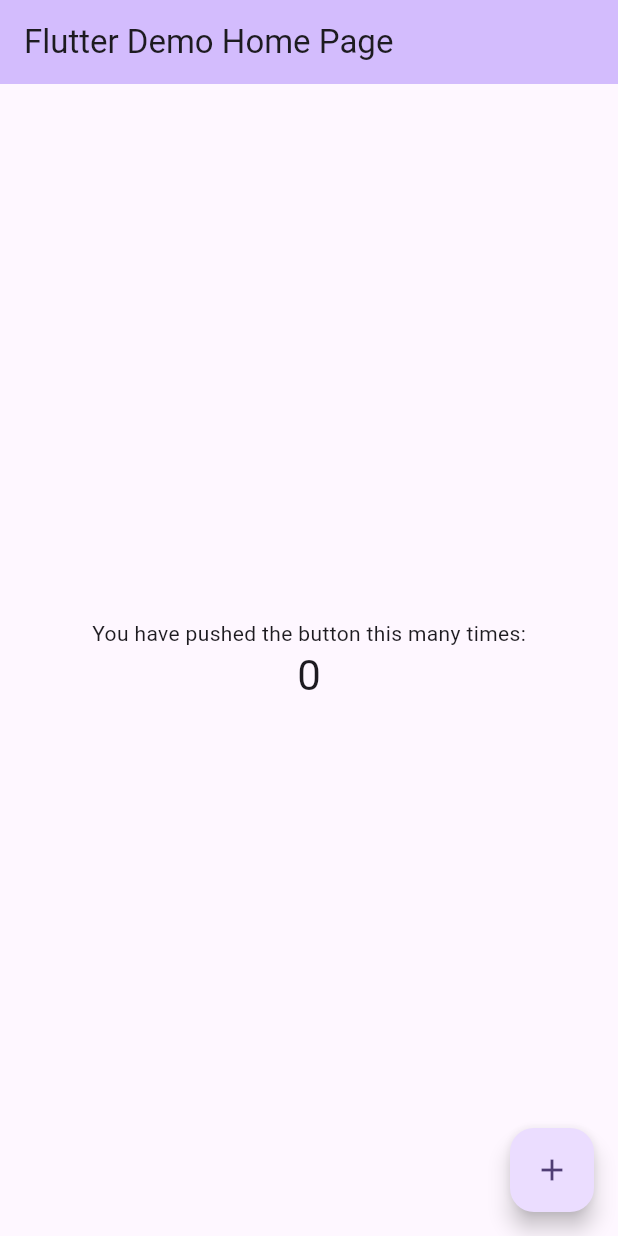
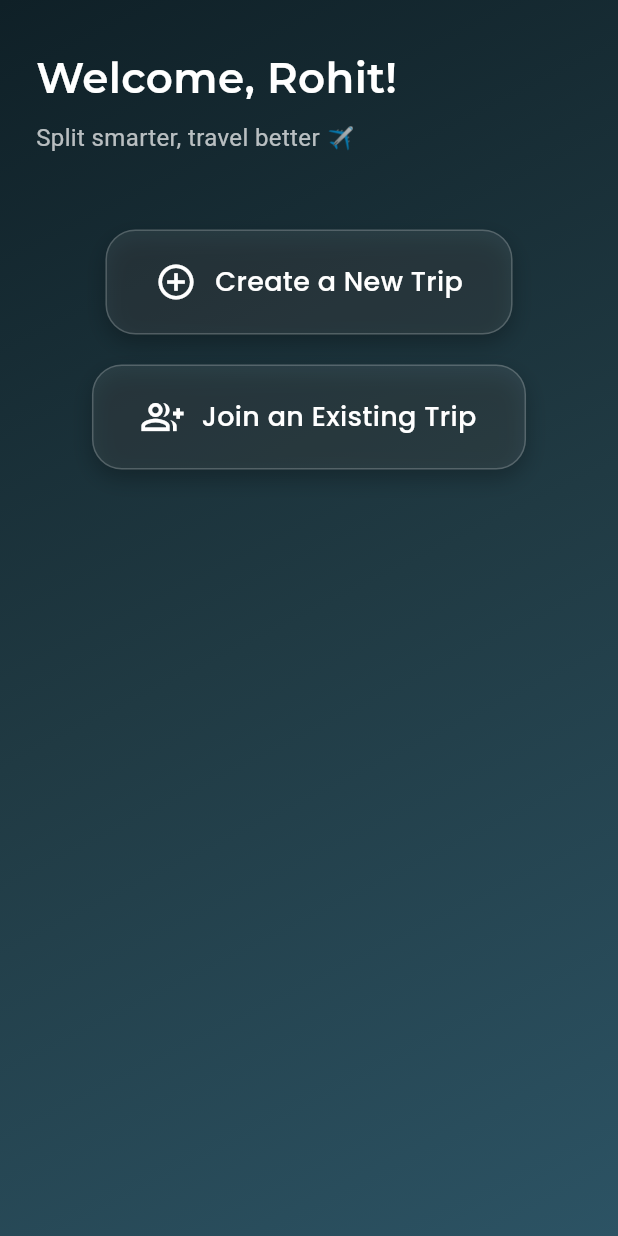
Before and after one commit to rohk30/Own-Splitwise-Copy, a Flutter app: the screen it shows after launch, on a phone screen of 412 x 824 dp. Run offline on Flutter 3.47's test engine with Material 3 defaults, Android fonts, the phone set to English and light mode, and no system bars; our stand-ins replace firebase_core, google_fonts; accounts and stored records are empty.

Commit message:
Step_2.1: Modified versions for compatibility

```diff
--- a/example/own_splitwise_copy_example.dart
+++ /dev/null
@@ -1,6 +0,0 @@
-import 'package:own_splitwise_copy/own_splitwise_copy.dart';
-
-void main() {
-  var awesome = Awesome();
-  print('awesome: ${awesome.isAwesome}');
-}
--- a/lib/main.dart
+++ b/lib/main.dart
@@ -1,5 +1,7 @@
 import 'package:firebase_core/firebase_core.dart';
+import 'package:flutter/cupertino.dart';
 import 'package:flutter/material.dart';
+import 'package:own_splitwise_copy/screens/home_screen.dart';
 
 void main() async {
   WidgetsFlutterBinding.ensureInitialized();
@@ -10,119 +12,20 @@ void main() async {
 class MyApp extends StatelessWidget {
   const MyApp({super.key});
 
-  // This widget is the root of your application.
   @override
   Widget build(BuildContext context) {
     return MaterialApp(
-      title: 'Flutter Demo',
+      title: 'TripSplit',
+      debugShowCheckedModeBanner: false,
       theme: ThemeData(
-        // This is the theme of your application.
-        //
-        // TRY THIS: Try running your application with "flutter run". You'll see
-        // the application has a purple toolbar. Then, without quitting the app,
-        // try changing the seedColor in the colorScheme below to Colors.green
-        // and then invoke "hot reload" (save your changes or press the "hot
-        // reload" button in a Flutter-supported IDE, or press "r" if you used
-        // the command line to start the app).
-        //
-        // Notice that the counter didn't reset back to zero; the application
-        // state is not lost during the reload. To reset the state, use hot
-        // restart instead.
-        //
-        // This works for code too, not just values: Most code changes can be
-        // tested with just a hot reload.
         colorScheme: ColorScheme.fromSeed(seedColor: Colors.deepPurple),
         useMaterial3: true,
       ),
-      home: const MyHomePage(title: 'Flutter Demo Home Page'),
+      home: const HomeScreen(userName: 'Rohit'), // You can dynamically pass user later
+      routes: {
+        '/createTrip': (context) => Placeholder(), // Replace with actual CreateTripScreen()
+        '/joinTrip': (context) => Placeholder(),   // Replace with actual JoinTripScreen()
+      },
     );
   }
 }
-
-class MyHomePage extends StatefulWidget {
-  const MyHomePage({super.key, required this.title});
-
-  // This widget is the home page of your application. It is stateful, meaning
-  // that it has a State object (defined below) that contains fields that affect
-  // how it looks.
-
-  // This class is the configuration for the state. It holds the values (in this
-  // case the title) provided by the parent (in this case the App widget) and
-  // used by the build method of the State. Fields in a Widget subclass are
-  // always marked "final".
-
-  final String title;
-
-  @override
-  State<MyHomePage> createState() => _MyHomePageState();
-}
-
-class _MyHomePageState extends State<MyHomePage> {
-  int _counter = 0;
-
-  void _incrementCounter() {
-    setState(() {
-      // This call to setState tells the Flutter framework that something has
-      // changed in this State, which causes it to rerun the build method below
-      // so that the display can reflect the updated values. If we changed
-      // _counter without calling setState(), then the build method would not be
-      // called again, and so nothing would appear to happen.
-      _counter++;
-    });
-  }
-
-  @override
-  Widget build(BuildContext context) {
-    // This method is rerun every time setState is called, for instance as done
-    // by the _incrementCounter method above.
-    //
-    // The Flutter framework has been optimized to make rerunning build methods
-    // fast, so that you can just rebuild anything that needs updating rather
-    // than having to individually change instances of widgets.
-    return Scaffold(
-      appBar: AppBar(
-        // TRY THIS: Try changing the color here to a specific color (to
-        // Colors.amber, perhaps?) and trigger a hot reload to see the AppBar
-        // change color while the other colors stay the same.
-        backgroundColor: Theme.of(context).colorScheme.inversePrimary,
-        // Here we take the value from the MyHomePage object that was created by
-        // the App.build method, and use it to set our appbar title.
-        title: Text(widget.title),
-      ),
-      body: Center(
-        // Center is a layout widget. It takes a single child and positions it
-        // in the middle of the parent.
-        child: Column(
-          // Column is also a layout widget. It takes a list of children and
-          // arranges them vertically. By default, it sizes itself to fit its
-          // children horizontally, and tries to be as tall as its parent.
-          //
-          // Column has various properties to control how it sizes itself and
-          // how it positions its children. Here we use mainAxisAlignment to
-          // center the children vertically; the main axis here is the vertical
-          // axis because Columns are vertical (the cross axis would be
-          // horizontal).
-          //
-          // TRY THIS: Invoke "debug painting" (choose the "Toggle Debug Paint"
-          // action in the IDE, or press "p" in the console), to see the
-          // wireframe for each widget.
-          mainAxisAlignment: MainAxisAlignment.center,
-          children: <Widget>[
-            const Text(
-              'You have pushed the button this many times:',
-            ),
-            Text(
-              '$_counter',
-              style: Theme.of(context).textTheme.headlineMedium,
-            ),
-          ],
-        ),
-      ),
-      floatingActionButton: FloatingActionButton(
-        onPressed: _incrementCounter,
-        tooltip: 'Increment',
-        child: const Icon(Icons.add),
-      ), // This trailing comma makes auto-formatting nicer for build methods.
-    );
-  }
-}
--- a/lib/own_splitwise_copy.dart
+++ /dev/null
@@ -1,8 +0,0 @@
-/// Support for doing something awesome.
-///
-/// More dartdocs go here.
-library;
-
-export 'src/own_splitwise_copy_base.dart';
-
-// TODO: Export any libraries intended for clients of this package.
--- /dev/null
+++ b/lib/screens/home_screen.dart
@@ -0,0 +1,134 @@
+import 'package:flutter/material.dart';
+import 'package:google_fonts/google_fonts.dart';
+
+class HomeScreen extends StatelessWidget {
+  final String? userName;
+
+  const HomeScreen({super.key, this.userName});
+
+  @override
+  Widget build(BuildContext context) {
+    return Scaffold(
+      body: Stack(
+        children: [
+          // Background Gradient
+          Container(
+            decoration: const BoxDecoration(
+              gradient: LinearGradient(
+                colors: [Color(0xFF0F2027), Color(0xFF203A43), Color(0xFF2C5364)],
+                begin: Alignment.topLeft,
+                end: Alignment.bottomRight,
+              ),
+            ),
+          ),
+
+          // Main content
+          SafeArea(
+            child: Padding(
+              padding: const EdgeInsets.symmetric(horizontal: 24, vertical: 32),
+              child: Column(
+                crossAxisAlignment: CrossAxisAlignment.start,
+                children: [
+                  // Header
+                  Text(
+                    'Welcome${userName != null ? ', $userName!' : '!'}',
+                    style: GoogleFonts.montserrat(
+                      textStyle: const TextStyle(
+                        fontSize: 28,
+                        fontWeight: FontWeight.w600,
+                        color: Colors.white,
+                      ),
+                    ),
+                  ),
+                  const SizedBox(height: 8),
+                  const Text(
+                    "Split smarter, travel better ✈️",
+                    style: TextStyle(color: Colors.white70, fontSize: 16),
+                  ),
+                  const SizedBox(height: 50),
+
+                  // Buttons
+                  Center(
+                    child: Column(
+                      children: [
+                        _GlassButton(
+                          label: "Create a New Trip",
+                          icon: Icons.add_circle_outline,
+                          onPressed: () {
+                            Navigator.pushNamed(context, '/createTrip');
+                          },
+                        ),
+                        const SizedBox(height: 20),
+                        _GlassButton(
+                          label: "Join an Existing Trip",
+                          icon: Icons.group_add_outlined,
+                          onPressed: () {
+                            Navigator.pushNamed(context, '/joinTrip');
+                          },
+                        ),
+                      ],
+                    ),
+                  ),
+                ],
+              ),
+            ),
+          ),
+        ],
+      ),
+    );
+  }
+}
+
+// Reusable Glass Button with icon
+class _GlassButton extends StatelessWidget {
+  final String label;
+  final IconData icon;
+  final VoidCallback onPressed;
+
+  const _GlassButton({
+    required this.label,
+    required this.icon,
+    required this.onPressed,
+  });
+
+  @override
+  Widget build(BuildContext context) {
+    return InkWell(
+      borderRadius: BorderRadius.circular(20),
+      onTap: onPressed,
+      child: AnimatedContainer(
+        duration: const Duration(milliseconds: 300),
+        padding: const EdgeInsets.symmetric(horizontal: 32, vertical: 20),
+        decoration: BoxDecoration(
+          borderRadius: BorderRadius.circular(20),
+          color: Colors.white.withOpacity(0.08),
+          border: Border.all(color: Colors.white.withOpacity(0.2)),
+          boxShadow: [
+            BoxShadow(
+              color: Colors.black26,
+              blurRadius: 12,
+              offset: Offset(0, 6),
+            ),
+          ],
+        ),
+        child: Row(
+          mainAxisSize: MainAxisSize.min,
+          children: [
+            Icon(icon, color: Colors.white, size: 28),
+            const SizedBox(width: 12),
+            Text(
+              label,
+              style: GoogleFonts.poppins(
+                textStyle: const TextStyle(
+                  color: Colors.white,
+                  fontSize: 18,
+                  fontWeight: FontWeight.w500,
+                ),
+              ),
+            ),
+          ],
+        ),
+      ),
+    );
+  }
+}
--- a/lib/src/own_splitwise_copy_base.dart
+++ /dev/null
@@ -1,6 +0,0 @@
-// TODO: Put public facing types in this file.
-
-/// Checks if you are awesome. Spoiler: you are.
-class Awesome {
-  bool get isAwesome => true;
-}
--- a/pubspec.yaml
+++ b/pubspec.yaml
@@ -15,6 +15,8 @@ dependencies:
   cloud_firestore: ^4.12.0
   uuid: ^4.0.0
   graphview: ^1.2.0
+  google_fonts: ^6.2.1
+
 
 dev_dependencies:
   lints: ^3.0.0
```
Also changed, not shown: 18 other files.
